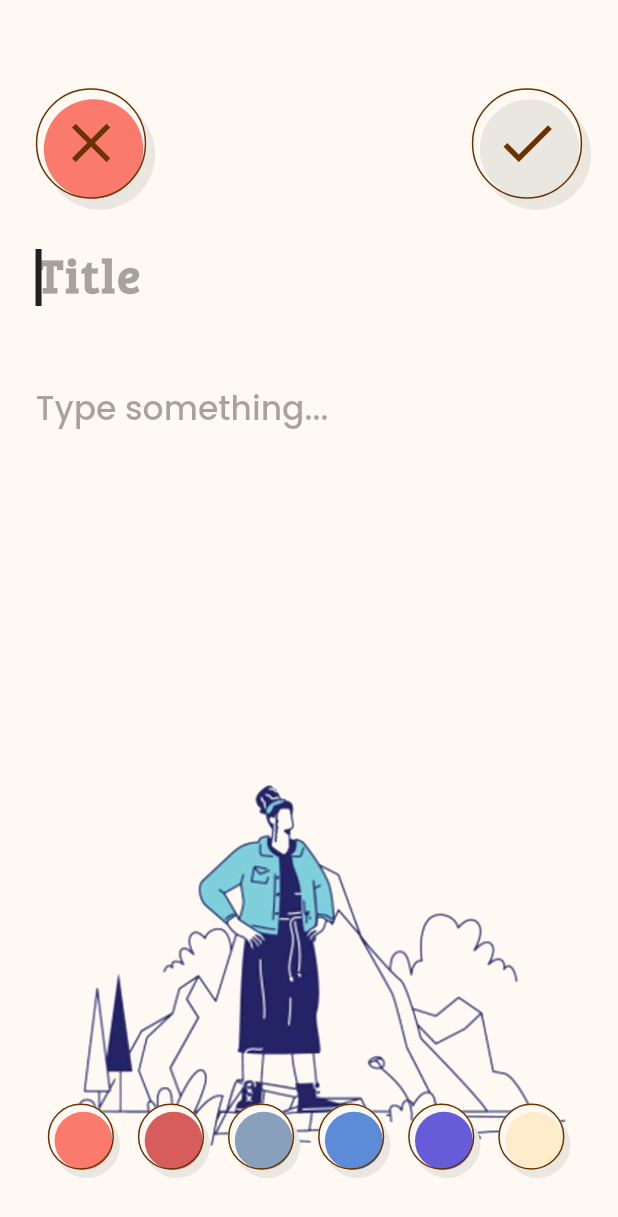
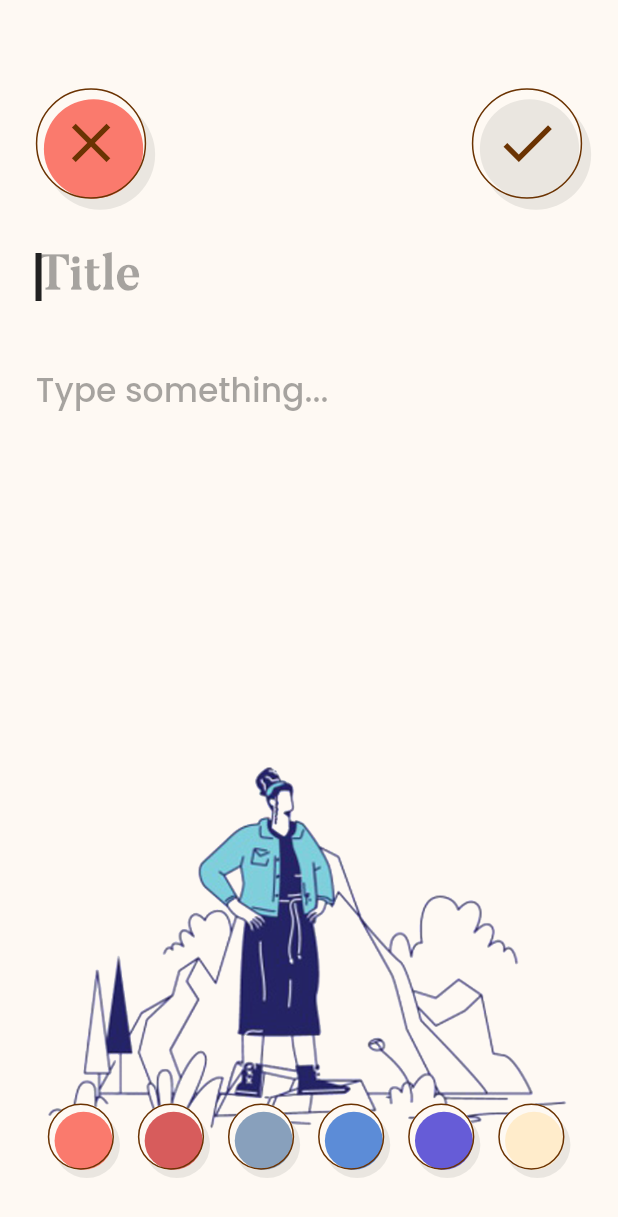
Before and after one commit to jokilic/moj_mali_dnevnik, a Flutter app: the screen it shows after launch, after a tap on the "add" icon, on a phone screen of 412 x 824 dp. Shown: the top 1217 px of the screen. Run offline on Flutter 3.47's test engine with Material 2 defaults, Android fonts, the light colour scheme and no system bars; our stand-ins replace flutter_screenutil, get, sqflite; missing offline and left inert: dough; accounts and stored records are empty.

Commit message:
New font

```diff
--- a/lib/constants/assets.dart
+++ b/lib/constants/assets.dart
@@ -5,7 +5,7 @@ class Assets {
   /// FONTS
   /// --------------------
 
-  final breeSerifFont = 'BreeSerif';
+  final butlerFont = 'Butler';
   final poppinsFont = 'Poppins';
 
   /// --------------------
--- a/lib/main.dart
+++ b/lib/main.dart
@@ -16,7 +16,7 @@ class MojMaliDnevnik extends StatelessWidget {
           defaultTransition: Transition.fade,
           title: Constants.assets.appName,
           theme: ThemeData(
-            fontFamily: Constants.assets.breeSerifFont,
+            fontFamily: Constants.assets.butlerFont,
           ),
           initialRoute: HomeScreen.id,
           getPages: pages,
```
Also changed, not shown: pubspec.yaml (+5 -4 lines), assets/fonts/Butler/Butler-Medium.otf (added).
